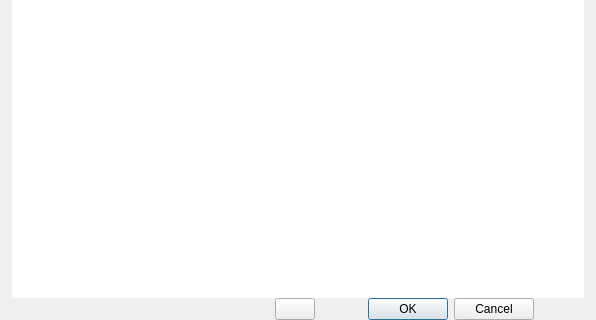
Qt form src/prism-live-studio/PRISMLiveStudio/prism-ui/scene-collection/PLSImporter.ui (naver/prism-live-studio) before a commit; both pictures show x 0 to 596 and y 168 to 488 of the 596 by 488 pixel window.
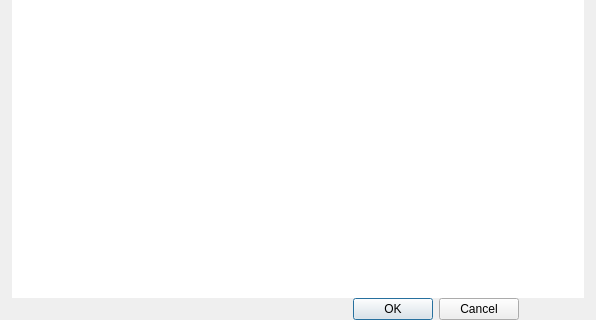
The same form after that commit. Custom widgets are drawn as their Qt base class.

```diff
--- a/src/prism-live-studio/PRISMLiveStudio/prism-ui/scene-collection/PLSImporter.ui
+++ b/src/prism-live-studio/PRISMLiveStudio/prism-ui/scene-collection/PLSImporter.ui
@@ -159,29 +159,6 @@
             </property>
            </spacer>
           </item>
-          <item>
-           <widget class="QPushButton" name="macHelpBtn">
-            <property name="text">
-             <string/>
-            </property>
-           </widget>
-          </item>
-          <item>
-           <spacer name="horizontalSpacer_2">
-            <property name="orientation">
-             <enum>Qt::Horizontal</enum>
-            </property>
-            <property name="sizeType">
-             <enum>QSizePolicy::Fixed</enum>
-            </property>
-            <property name="sizeHint" stdset="0">
-             <size>
-              <width>10</width>
-              <height>20</height>
-             </size>
-            </property>
-           </spacer>
-          </item>
           <item>
            <widget class="PLSDialogButtonBox" name="buttonBox">
             <property name="sizePolicy">
```
